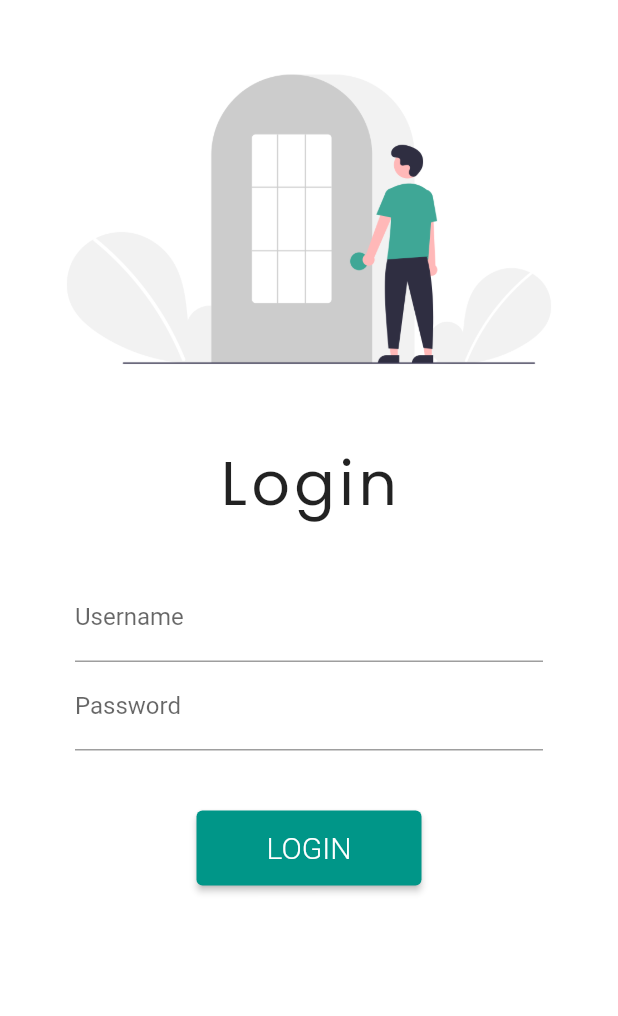
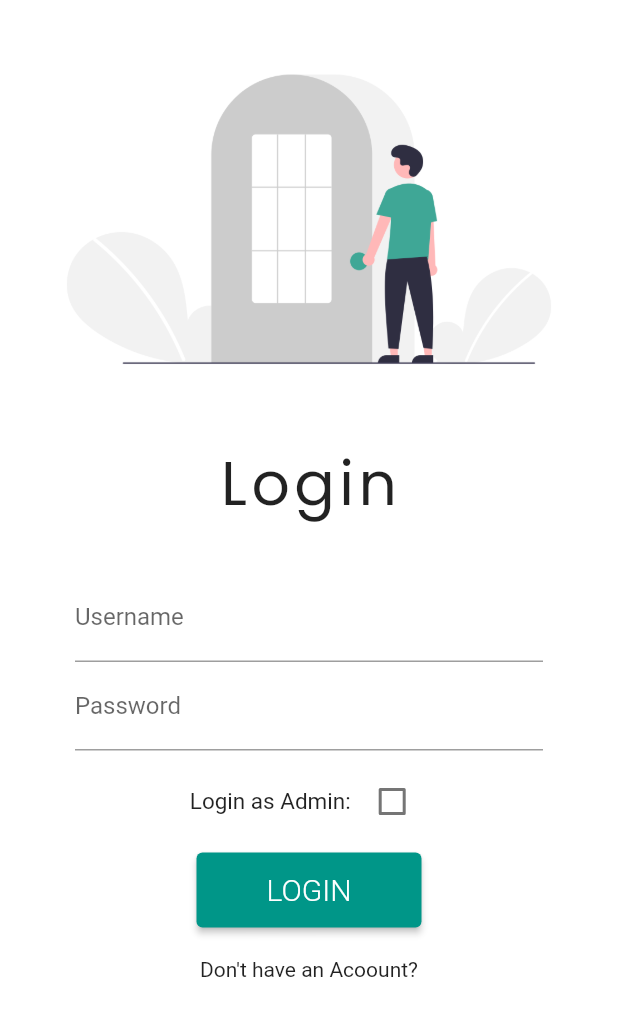
Before and after one commit to nite-ssh/used-books-buy-sell-fyp, a Flutter app: the screen it shows after launch, on a phone screen of 412 x 824 dp. Shown: the top 1016 px of the screen. Run offline on Flutter 3.47's test engine with Material 2 defaults, Android fonts, the phone set to English and light mode, and no system bars; drawn by our look-alikes of snippet_coder_utils; our stand-ins replace cloud_firestore, firebase_core, firebase_storage, google_maps_flutter, image_picker, random_string; accounts and stored records are empty.

Commit message:
ui-changes in login

```diff
--- a/lib/main.dart
+++ b/lib/main.dart
@@ -2,7 +2,8 @@
 import 'package:firebase_core/firebase_core.dart';
 import 'package:flutter/material.dart';
 //importing login page
-import 'package:second_hand_books_buy_sell/screens/login_screen.dart';
+import 'package:second_hand_books_buy_sell/screens/auth/login_screen.dart';
+import 'package:second_hand_books_buy_sell/screens/auth/register_page.dart';
 import 'package:second_hand_books_buy_sell/universal/bottom_nav.dart';
 import 'package:second_hand_books_buy_sell/utils/routes.dart';
 //importing homepage the app
@@ -39,6 +40,7 @@ class BookApp extends StatelessWidget {
         routes: {
           //setting initial route to be homepage
           MyRoutes.loginRoute: (context) => Login(),
+          MyRoutes.registerRoute: (context) => Register(),
           MyRoutes.homeRoute: (context) => Homepage(),
           MyRoutes.navRoute: (context) => BottomNav(),
           MyRoutes.mapRoute: (context) => GMaps(),
--- /dev/null
+++ b/lib/screens/auth/login_screen.dart
@@ -0,0 +1,133 @@
+import 'package:flutter/material.dart';
+import 'package:second_hand_books_buy_sell/utils/routes.dart';
+import 'package:snippet_coder_utils/FormHelper.dart';
+import 'package:snippet_coder_utils/ProgressHUD.dart';
+
+class Login extends StatefulWidget {
+  const Login({Key? key}) : super(key: key);
+
+  @override
+  State<Login> createState() => _LoginState();
+}
+
+class _LoginState extends State<Login> {
+  bool isAPIcallProcess = false;
+  bool hidePassword = true;
+  GlobalKey<FormState> globalFormKey = GlobalKey<FormState>();
+  String? username;
+  String? password;
+  String role = 'user';
+  bool isChecked = false;
+
+  @override
+  Widget build(BuildContext context) {
+    return Scaffold(
+      backgroundColor: Colors.white,
+      body: ProgressHUD(
+        child: Form(
+          key: globalFormKey,
+          child: _loginUI(context),
+        ),
+        inAsyncCall: isAPIcallProcess,
+        key: UniqueKey(),
+      ),
+    );
+  }
+
+  Widget _loginUI(BuildContext context) {
+    return SingleChildScrollView(
+      child: Column(
+        children: [
+          SizedBox(
+            height: 20,
+          ),
+          Image.asset(
+            "assets/images/login.png",
+            fit: BoxFit.cover,
+          ),
+          SizedBox(
+            height: 20,
+          ),
+          Text(
+            "Login",
+            style: TextStyle(
+              fontFamily: "Poppins",
+              // color: Color(0xFF3FA796),
+              fontSize: 40,
+              letterSpacing: 3,
+            ),
+          ),
+          SizedBox(
+            height: 20,
+          ),
+
+          Padding(
+            padding: EdgeInsets.symmetric(vertical: 10, horizontal: 50),
+            child: Column(
+              children: [
+                TextFormField(
+                  decoration: InputDecoration(
+                    hintText: "Enter your Username",
+                    labelText: "Username",
+                  ),
+                ),
+                TextFormField(
+                  obscureText: true,
+                  decoration: InputDecoration(
+                    hintText: "Enter your Password",
+                    labelText: "Password",
+                  ),
+                ),
+                SizedBox(height: 10),
+                Row(
+                  mainAxisAlignment: MainAxisAlignment.center,
+                  children: <Widget>[
+                    const Text(
+                      'Login as Admin: ',
+                      style: TextStyle(fontSize: 15),
+                    ), //Text
+                    Checkbox(
+                      value: isChecked,
+                      onChanged: (bool? value) {
+                        setState(() {
+                          isChecked = value as bool;
+                        });
+
+                        role = isChecked ? 'admin' : 'user';
+                      },
+                    ),
+                  ],
+                ),
+              ],
+            ),
+          ),
+          // SizedBox(
+          //   height: 10,
+          // ),
+          ElevatedButton(
+            onPressed: (() =>
+                {Navigator.pushNamed(context, MyRoutes.navRoute)}),
+            child: Text(
+              "LOGIN",
+              style: TextStyle(
+                  fontSize: 20,
+                  fontWeight: FontWeight.w300,
+                  color: Colors.white),
+            ),
+            style: TextButton.styleFrom(
+                minimumSize: const Size(150, 50), backgroundColor: Colors.teal),
+          ),
+          SizedBox(
+            height: 20,
+          ),
+          GestureDetector(
+            onTap: () {
+              Navigator.pushNamed(context, MyRoutes.registerRoute);
+            },
+            child: Text("Don't have an Acoount?"),
+          )
+        ],
+      ),
+    );
+  }
+}
--- /dev/null
+++ b/lib/screens/auth/register_page.dart
@@ -0,0 +1,15 @@
+import 'package:flutter/material.dart';
+
+class Register extends StatefulWidget {
+  const Register({Key? key}) : super(key: key);
+
+  @override
+  State<Register> createState() => _RegisterState();
+}
+
+class _RegisterState extends State<Register> {
+  @override
+  Widget build(BuildContext context) {
+    return Container();
+  }
+}
--- a/lib/screens/login_screen.dart
+++ /dev/null
@@ -1,77 +0,0 @@
-import 'package:flutter/material.dart';
-import 'package:second_hand_books_buy_sell/utils/routes.dart';
-
-class Login extends StatelessWidget {
-  const Login({Key? key}) : super(key: key);
-
-  @override
-  Widget build(BuildContext context) {
-    return Scaffold(
-      backgroundColor: Colors.white,
-      body: SingleChildScrollView(
-        child: Column(
-          children: [
-            SizedBox(
-              height: 20,
-            ),
-            Image.asset(
-              "assets/images/login.png",
-              fit: BoxFit.cover,
-            ),
-            SizedBox(
-              height: 20,
-            ),
-            Text(
-              "Login",
-              style: TextStyle(
-                fontFamily: "Poppins",
-                // color: Color(0xFF3FA796),
-                fontSize: 40,
-                letterSpacing: 3,
-              ),
-            ),
-            SizedBox(
-              height: 20,
-            ),
-            Padding(
-              padding: EdgeInsets.symmetric(vertical: 10, horizontal: 50),
-              child: Column(
-                children: [
-                  TextFormField(
-                    decoration: InputDecoration(
-                      hintText: "Enter your Username",
-                      labelText: "Username",
-                    ),
-                  ),
-                  TextFormField(
-                    obscureText: true,
-                    decoration: InputDecoration(
-                      hintText: "Enter your Password",
-                      labelText: "Password",
-                    ),
-                  ),
-                ],
-              ),
-            ),
-            SizedBox(
-              height: 30,
-            ),
-            ElevatedButton(
-              onPressed: (() =>
-                  {Navigator.pushNamed(context, MyRoutes.navRoute)}),
-              child: Text(
-                "LOGIN",
-                style: TextStyle(
-                    fontSize: 20,
-                    fontWeight: FontWeight.w300,
-                    color: Colors.white),
-              ),
-              style: TextButton.styleFrom(
-                  minimumSize: Size(150, 50), backgroundColor: Colors.teal),
-            )
-          ],
-        ),
-      ),
-    );
-  }
-}
--- a/lib/utils/routes.dart
+++ b/lib/utils/routes.dart
@@ -1,5 +1,6 @@
 class MyRoutes {
   static String loginRoute = "/login";
+  static String registerRoute = "/Register";
   static String homeRoute = "/homepage";
   static String mapRoute = "/maps";
   static String navRoute = '/navigation';
--- a/pubspec.yaml
+++ b/pubspec.yaml
@@ -30,6 +30,8 @@ dependencies:
   http:
   flutter:
     sdk: flutter
+  api_cache_manager: ^1.0.2
+  snippet_coder_utils: ^1.0.9
   image_picker: ^0.8.4+8
   google_maps_flutter: ^2.1.1
   font_awesome_flutter: ^9.2.0
```
Also changed, not shown: pubspec.lock, 1 other file.
